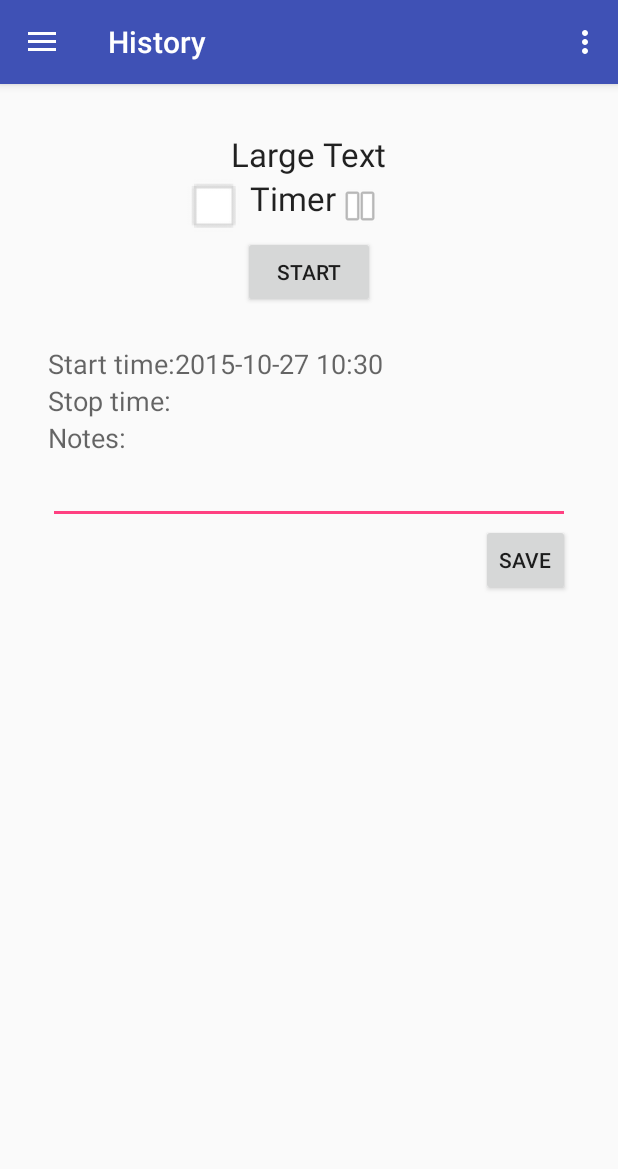
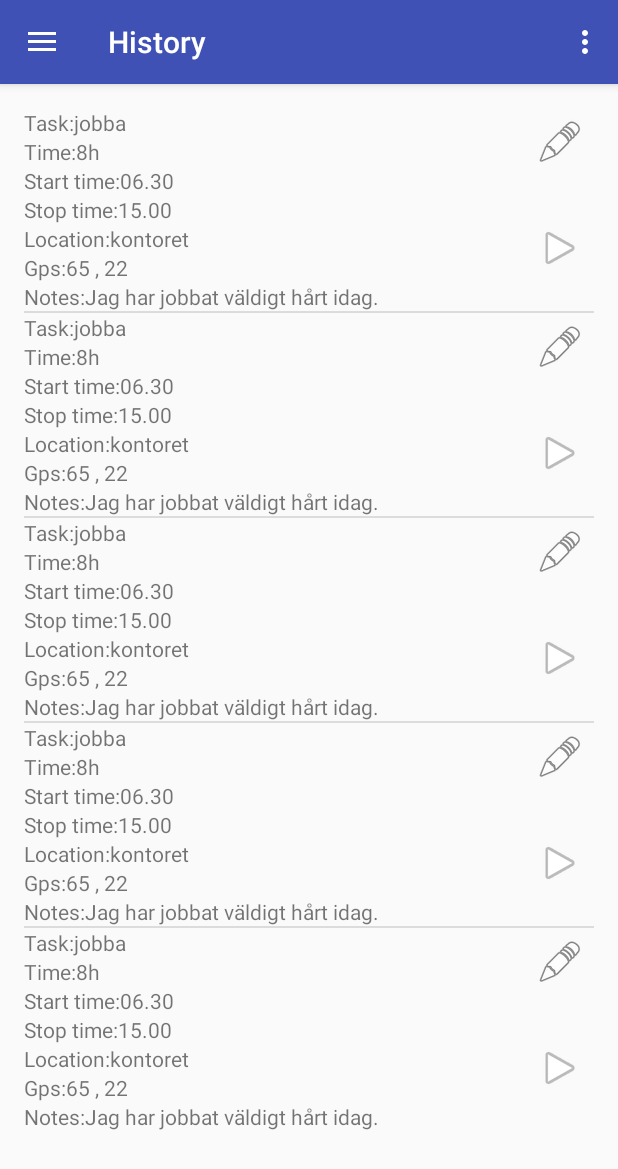
Before and after one commit to SimonHietala/Prototype, an Android app: the screen it shows after launch (MainActivity), in the side drawer, after a tap on "History", on a phone screen of 412 x 824 dp. Shown: the top 1169 px of the screen. Run offline under Robolectric (Android 15) with nearby library versions, the phone set to English and light mode, and no system bars; 1 statement that could not run was skipped.

Commit message:
Added a history fragment.

```diff
--- /dev/null
+++ b/app/src/main/java/nsimhie/prototype/HistoryFragment.java
@@ -0,0 +1,50 @@
+package nsimhie.prototype;
+
+import android.app.Activity;
+import android.content.Context;
+import android.net.Uri;
+import android.os.Bundle;
+import android.app.Fragment;
+import android.view.LayoutInflater;
+import android.view.View;
+import android.view.ViewGroup;
+import android.widget.AdapterView;
+import android.widget.ListView;
+import android.widget.Toast;
+
+import java.util.ArrayList;
+
+
+public class HistoryFragment extends Fragment
+{
+    private ListView listView;
+    private ArrayList<WorkTask> workTasks = new ArrayList<>();
+    private HistoryRowAdapter adapter;
+
+    public View onCreateView(LayoutInflater inflater, ViewGroup container, Bundle savedInstanceState) {
+        final View rootView = inflater.inflate(R.layout.fragment_history, container, false);
+        listView = (ListView) rootView.findViewById(R.id.historyListView);
+        adapter = new HistoryRowAdapter(workTasks, getActivity());
+        listView.setAdapter(adapter);
+
+        //Fake data
+        for(int i = 0; i<5; i++) {
+            WorkTask wt = new WorkTask();
+            wt.setTask(getText(R.string.row_task).toString() + "jobba");
+            wt.setTime(getText(R.string.row_time).toString() + "8h");
+            wt.setStartTime(getText(R.string.row_start_time).toString() + "06.30");
+            wt.setStopStime(getText(R.string.row_stop_time).toString() + "15.00");
+            wt.setLocation(getText(R.string.row_location).toString() + "kontoret");
+            wt.setGps(getText(R.string.row_gps).toString() + "65 , 22");
+            wt.setNotes(getText(R.string.row_notes).toString() + "Jag har jobbat väldigt hårt idag.");
+            workTasks.add(wt);
+        }
+
+        adapter.notifyDataSetChanged();
+
+
+
+        return rootView;
+    }
+
+}
--- /dev/null
+++ b/app/src/main/java/nsimhie/prototype/HistoryRowAdapter.java
@@ -0,0 +1,73 @@
+package nsimhie.prototype;
+
+import android.content.Context;
+import android.view.LayoutInflater;
+import android.view.View;
+import android.view.ViewGroup;
+import android.widget.BaseAdapter;
+import android.widget.TextView;
+
+import java.util.ArrayList;
+
+/**
+ * Created by nsimhie on 2015-10-27.
+ */
+public class HistoryRowAdapter extends BaseAdapter
+{
+    private final Context context;
+    private ArrayList<WorkTask> workTasks;
+
+
+
+    public HistoryRowAdapter(ArrayList<WorkTask> workTasks,Context context)
+    {
+        this.workTasks = workTasks;
+        this.context = context;
+    }
+
+    @Override
+    public int getCount() {
+        return workTasks.size();
+    }
+
+    @Override
+    public Object getItem(int position) {
+        return null;
+    }
+
+    @Override
+    public long getItemId(int position) {
+        return 0;
+        //just return 0 if your list items do not have an Id variable.
+    }
+
+    @Override
+    public View getView(int position, View convertView, ViewGroup parent) {
+
+        View view = convertView;
+
+        if (view == null)
+        {
+            LayoutInflater inflater = (LayoutInflater) context.getSystemService(Context.LAYOUT_INFLATER_SERVICE);
+            view = inflater.inflate(R.layout.history_row, null);
+        }
+
+        TextView task = (TextView) view.findViewById(R.id.rowTvTask);
+        TextView time = (TextView) view.findViewById(R.id.rowTvTime);
+        TextView start = (TextView) view.findViewById(R.id.rowTvStart);
+        TextView stop = (TextView) view.findViewById(R.id.rowTvStop);
+        TextView location = (TextView) view.findViewById(R.id.rowTvLocation);
+        TextView gps = (TextView) view.findViewById(R.id.rowTvGps);
+        TextView notes = (TextView) view.findViewById(R.id.rowTvNotes);
+
+        task.setText(workTasks.get(position).getTask());
+        time.setText(workTasks.get(position).getTime());
+        start.setText(workTasks.get(position).getStartTime());
+        stop.setText(workTasks.get(position).getStopStime());
+        location.setText(workTasks.get(position).getLocation());
+        gps.setText(workTasks.get(position).getGps());
+        notes.setText(workTasks.get(position).getNotes());
+
+        return view;
+    }
+}
--- a/app/src/main/java/nsimhie/prototype/MainActivity.java
+++ b/app/src/main/java/nsimhie/prototype/MainActivity.java
@@ -152,6 +152,8 @@ public class MainActivity extends AppCompatActivity
         else if (id == R.id.nav_history)
         {
             setTitle(getString(R.string.menu_history));
+            fragment = new HistoryFragment();
+            fragmentManager.beginTransaction().replace(R.id.frame_container, fragment, "HISTORY").commit();
         }
 
         else if (id == R.id.nav_statistics)
--- a/app/src/main/java/nsimhie/prototype/TaskFragment.java
+++ b/app/src/main/java/nsimhie/prototype/TaskFragment.java
@@ -1,7 +1,5 @@
 package nsimhie.prototype;
 
-import android.app.Activity;
-import android.net.Uri;
 import android.os.Bundle;
 import android.app.Fragment;
 import android.os.Handler;
@@ -16,7 +14,6 @@ import org.json.JSONException;
 import org.json.JSONObject;
 
 import java.text.SimpleDateFormat;
-import java.util.Calendar;
 import java.util.Date;
 
 public class TaskFragment extends Fragment {
@@ -94,7 +91,7 @@ public class TaskFragment extends Fragment {
 
     public void setView(View rootView, String json){
         TextView tvLocation = (TextView) rootView.findViewById(R.id.taskTvLocation);
-        TextView tvTask = (TextView) rootView.findViewById(R.id.taskTvTask);
+        TextView tvTask = (TextView) rootView.findViewById(R.id.rowTvTask);
         TextView tvStart = (TextView) rootView.findViewById(R.id.taskTvStart);
         EditText etNotes = (EditText) rootView.findViewById(R.id.taskEtNotes);
 
--- a/app/src/main/java/nsimhie/prototype/WorkTask.java
+++ b/app/src/main/java/nsimhie/prototype/WorkTask.java
@@ -7,71 +7,96 @@ import java.sql.Time;
  */
 public class WorkTask
 {
-    private String taskName;
-    private String locationName;
+    private String task;
+    private String location;
     private String freeText;
-    private Time startTime;
-    private Time stopStime;
+    private String startTime;
+    private String stopStime;
+    private String time;
+    private String notes;
+    private String gps;
     private boolean inMotion;
 
-    public WorkTask(String activityName, String locationName, String freeText, Time startTime, Time stopStime) {
-        this.taskName = activityName;
-        this.locationName = locationName;
+    public WorkTask(String task, String location, String freeText, String startTime, String stopTime) {
+        this.task = task;
+        this.location = location;
         this.freeText = freeText;
         this.startTime = startTime;
-        this.stopStime = stopStime;
+        this.stopStime = stopTime;
     }
 
     public WorkTask(){
 
     }
 
-    public String getActivityName() {
-        return taskName;
+    public String getTask() {
+        return task;
     }
 
-    public String getLocationName() {
-        return locationName;
+    public String getLocation() {
+        return location;
     }
 
-    public String getFreeText() {
-        return freeText;
-    }
-
-    public Time getStartTime() {
+    public String getStartTime() {
         return startTime;
     }
 
-    public Time getStopStime() {
+    public String getStopStime() {
         return stopStime;
     }
 
+    public String getTime() {
+        return time;
+    }
+
+    public String getNotes() {
+        return notes;
+    }
+
+    public String getGps() {
+        return gps;
+    }
 
     public boolean isInMotion() {
         return inMotion;
     }
 
-    public void setActivityName(String activityName) {
-        this.taskName = activityName;
+    public void setTask(String task) {
+        this.task = task;
     }
 
-    public void setLocationName(String locationName) {
-        this.locationName = locationName;
+    public void setLocation(String location) {
+        this.location = location;
     }
 
     public void setFreeText(String freeText) {
         this.freeText = freeText;
     }
 
-    public void setStartTime(Time startTime) {
+    public void setStartTime(String startTime) {
         this.startTime = startTime;
     }
 
-    public void setStopStime(Time stopStime) {
+    public void setStopStime(String stopStime) {
         this.stopStime = stopStime;
     }
 
     public void setInMotion(boolean inMotion) {
         this.inMotion = inMotion;
     }
+
+    public void setTime(String time) {
+        this.time = time;
+    }
+
+    public void setNotes(String notes) {
+        this.notes = notes;
+    }
+
+    public void setGps(String gps) {
+        this.gps = gps;
+    }
+
+
+
 }
--- a/app/src/main/res/layout/fragment_create_tag.xml
+++ b/app/src/main/res/layout/fragment_create_tag.xml
@@ -4,7 +4,6 @@
     android:orientation="vertical"
     android:layout_width="match_parent"
     android:layout_height="match_parent"
-    android:padding="@dimen/fab_margin"
     android:weightSum="1">
 
     <TextView
@@ -39,8 +38,7 @@
     <LinearLayout
         android:orientation="horizontal"
         android:layout_width="match_parent"
-        android:layout_height="51dp"
-        android:layout_weight="0.16">
+        android:layout_height="wrap_content">
 
         <EditText
             android:layout_width="wrap_content"
--- a/app/src/main/res/layout/fragment_erase_tag.xml
+++ b/app/src/main/res/layout/fragment_erase_tag.xml
@@ -3,8 +3,7 @@
     xmlns:android="http://schemas.android.com/apk/res/android"
     android:orientation="vertical"
     android:layout_width="match_parent"
-    android:layout_height="match_parent"
-    android:padding="@dimen/fab_margin" >
+    android:layout_height="match_parent" >
 
     <TextView
         android:layout_width="wrap_content"
--- /dev/null
+++ b/app/src/main/res/layout/fragment_history.xml
@@ -0,0 +1,13 @@
+<?xml version="1.0" encoding="utf-8"?>
+<LinearLayout
+    xmlns:android="http://schemas.android.com/apk/res/android"
+    android:orientation="vertical"
+    android:layout_width="match_parent"
+    android:layout_height="match_parent"
+    android:weightSum="1">
+
+    <ListView
+        android:layout_width="match_parent"
+        android:layout_height="wrap_content"
+        android:id="@+id/historyListView"/>
+</LinearLayout>
--- a/app/src/main/res/layout/fragment_task.xml
+++ b/app/src/main/res/layout/fragment_task.xml
@@ -4,7 +4,6 @@
     android:orientation="vertical"
     android:layout_width="match_parent"
     android:layout_height="match_parent"
-    android:padding="@dimen/fab_margin"
     android:weightSum="1">
 
 
@@ -13,22 +12,23 @@
         android:layout_height="wrap_content"
         android:textAppearance="?android:attr/textAppearanceLarge"
         android:text="Large Text"
-        android:id="@+id/taskTvTask"
+        android:id="@+id/rowTvTask"
         android:layout_gravity="center_horizontal" />
 
     <LinearLayout
         android:orientation="horizontal"
-        android:layout_width="174dp"
+        android:layout_width="wrap_content"
         android:layout_height="40dp"
         android:weightSum="1"
         android:layout_gravity="center_horizontal"
         android:id="@+id/taskLlTimer">
 
-        <ImageView
-            android:layout_width="wrap_content"
-            android:layout_height="match_parent"
+        <ImageButton
+            android:layout_width="45dp"
+            android:layout_height="45dp"
             android:id="@+id/taskImgStop"
-            android:src="@mipmap/ic_media_stop" />
+            android:src="@mipmap/ic_media_stop"
+            android:background="@null"/>
 
         <TextView
             android:layout_width="wrap_content"
@@ -37,11 +37,12 @@
             android:id="@+id/TaskTvTimer"
             android:text="Timer" />
 
-        <ImageView
-            android:layout_width="wrap_content"
-            android:layout_height="match_parent"
+        <ImageButton
+            android:layout_width="45dp"
+            android:layout_height="45dp"
             android:id="@+id/taskImgPause"
-            android:src="@android:drawable/ic_media_pause" />
+            android:src="@android:drawable/ic_media_pause"
+            android:background="@null" />
     </LinearLayout>
 
     <Button
--- /dev/null
+++ b/app/src/main/res/layout/history_row.xml
@@ -0,0 +1,84 @@
+<?xml version="1.0" encoding="utf-8"?>
+<RelativeLayout xmlns:android="http://schemas.android.com/apk/res/android"
+    android:orientation="vertical" android:layout_width="match_parent"
+    android:layout_height="match_parent">
+
+    <TextView
+        android:layout_width="wrap_content"
+        android:layout_height="wrap_content"
+        android:textAppearance="?android:attr/textAppearanceSmall"
+        android:text="@string/row_task"
+        android:id="@+id/rowTvTask" />
+
+    <TextView
+        android:layout_width="wrap_content"
+        android:layout_height="wrap_content"
+        android:textAppearance="?android:attr/textAppearanceSmall"
+        android:text="@string/row_time"
+        android:id="@+id/rowTvTime"
+        android:layout_below="@+id/rowTvTask"
+        android:layout_alignParentStart="true" />
+
+    <TextView
+        android:layout_width="wrap_content"
+        android:layout_height="wrap_content"
+        android:textAppearance="?android:attr/textAppearanceSmall"
+        android:text="@string/row_start_time"
+        android:id="@+id/rowTvStart"
+        android:layout_below="@+id/rowTvTime"
+        android:layout_alignParentStart="true" />
+
+    <ImageButton
+        android:layout_width="45dp"
+        android:layout_height="45dp"
+        android:id="@+id/imageButton"
+        android:src="@android:drawable/ic_menu_edit"
+        android:background="@null"
+        android:layout_alignParentTop="true"
+        android:layout_alignParentEnd="true" />
+
+    <ImageButton
+        android:layout_width="45dp"
+        android:layout_height="45dp"
+        android:id="@+id/imageButton2"
+        android:src="@android:drawable/ic_media_play"
+        android:background="@null"
+        android:layout_above="@+id/rowTvNotes"
+        android:layout_alignStart="@+id/imageButton" />
+
+    <TextView
+        android:layout_width="wrap_content"
+        android:layout_height="wrap_content"
+        android:textAppearance="?android:attr/textAppearanceSmall"
+        android:text="@string/row_start_time"
+        android:id="@+id/rowTvStop"
+        android:layout_below="@+id/rowTvStart"
+        android:layout_alignParentStart="true" />
+
+    <TextView
+        android:layout_width="wrap_content"
+        android:layout_height="wrap_content"
+        android:textAppearance="?android:attr/textAppearanceSmall"
+        android:text="@string/row_stop_time"
+        android:id="@+id/rowTvLocation"
+        android:layout_below="@+id/rowTvStop"
+        android:layout_alignParentStart="true" />
+
+    <TextView
+        android:layout_width="wrap_content"
+        android:layout_height="wrap_content"
+        android:textAppearance="?android:attr/textAppearanceSmall"
+        android:text="@string/row_location"
+        android:id="@+id/rowTvGps"
+        android:layout_below="@+id/rowTvLocation"
+        android:layout_alignParentStart="true" />
+
+    <TextView
+        android:layout_width="wrap_content"
+        android:layout_height="wrap_content"
+        android:textAppearance="?android:attr/textAppearanceSmall"
+        android:text="@string/row_notes"
+        android:id="@+id/rowTvNotes"
+        android:layout_below="@+id/rowTvGps"
+        android:layout_alignParentStart="true" />
+</RelativeLayout>
--- a/app/src/main/res/values/strings.xml
+++ b/app/src/main/res/values/strings.xml
@@ -34,4 +34,14 @@
     <string name="task_stop_time">Stop time: </string>
     <string name="task_notes">Notes: </string>
 
+    <!-- History row -->
+    <string name="row_task">Task: </string>
+    <string name="row_time">Time: </string>
+    <string name="row_start_time">Start time: </string>
+    <string name="row_stop_time">Stop time: </string>
+    <string name="row_location">Location: </string>
+    <string name="row_gps">Gps: </string>
+    <string name="row_notes">Notes: </string>
+
+
 </resources>
```
